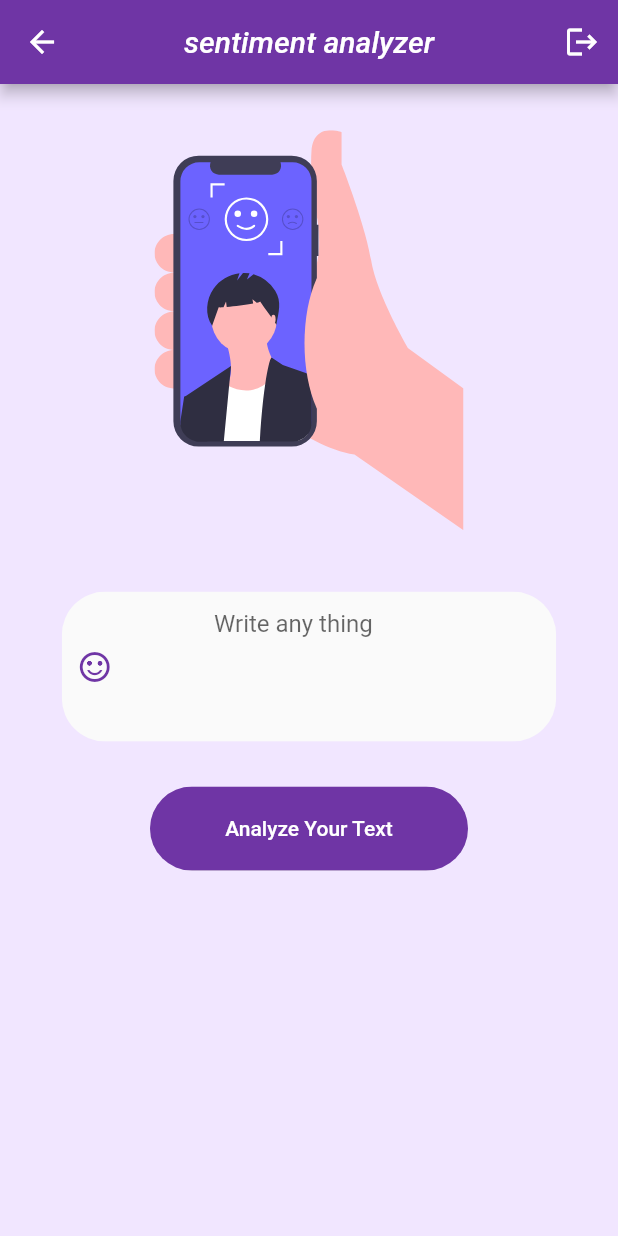
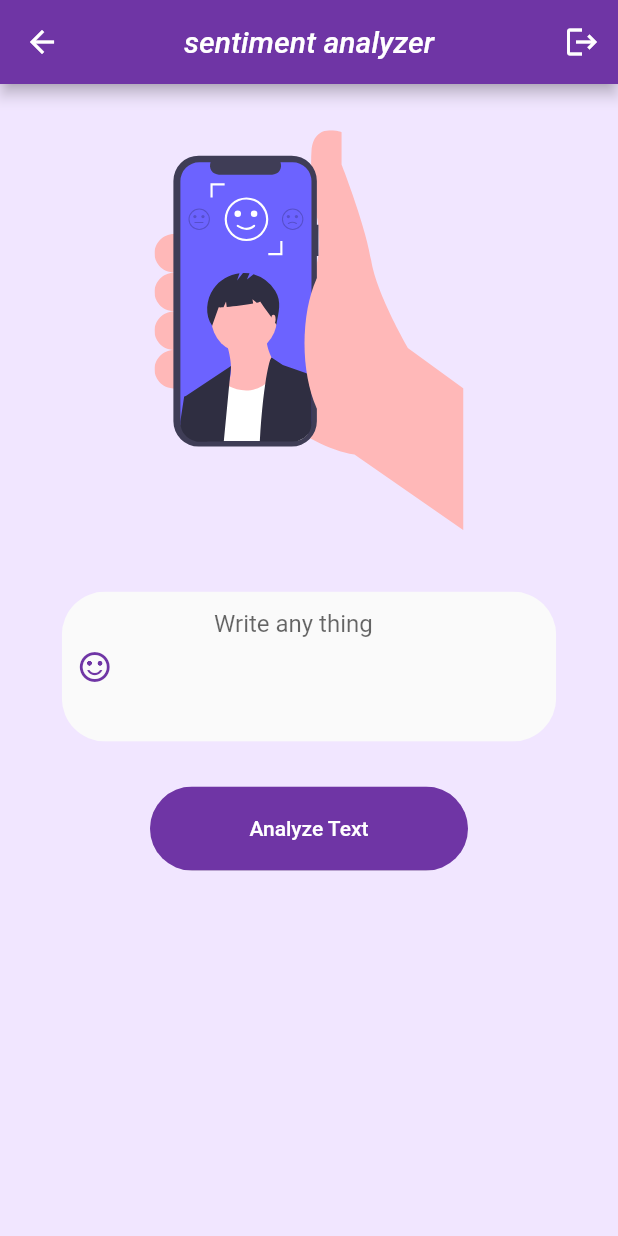
Before and after one commit to jemy149/Text_Analyzer, a Flutter app: the SearchScreen screen opened directly, on a phone screen of 412 x 824 dp. Run offline on Flutter 3.47's test engine with Material 2 defaults, Android fonts, the phone set to English and light mode, and no system bars; our stand-ins replace carousel_slider, cloud_firestore, curved_navigation_bar, firebase_auth, firebase_core, flutter_svg and 1 more; accounts and stored records are empty.

Commit message:
1:18 edit

```diff
--- a/lib/modules/search.dart
+++ b/lib/modules/search.dart
@@ -104,7 +104,7 @@ class _SearchScreenState extends State<SearchScreen> {
                 Padding(
                   padding: const EdgeInsets.symmetric(horizontal: 60),
                   child: RoundedButton(
-                      text: 'Analyze Your Text',
+                      text: 'Analyze Text',
                       press: () {
                         Provider.of<ApiGetter>(context, listen: false)
                             .fetchData(text);
--- a/lib/shared/components/components.dart
+++ b/lib/shared/components/components.dart
@@ -1,11 +1,8 @@
 import 'package:carousel_slider/carousel_slider.dart';
-import 'package:curved_navigation_bar/curved_navigation_bar.dart';
 import 'package:flutter/material.dart';
 import 'package:sentimental_analyst/models/tweets.dart';
-import 'package:sentimental_analyst/modules/search.dart';
 import 'package:sentimental_analyst/shared/components/palette.dart';
-import 'package:sentimental_analyst/modules/favourits.dart';
-import 'package:sentimental_analyst/modules/home.dart';
+
 
 class AlreadyHaveAnAccountCheck extends StatelessWidget {
   final bool login;
```
